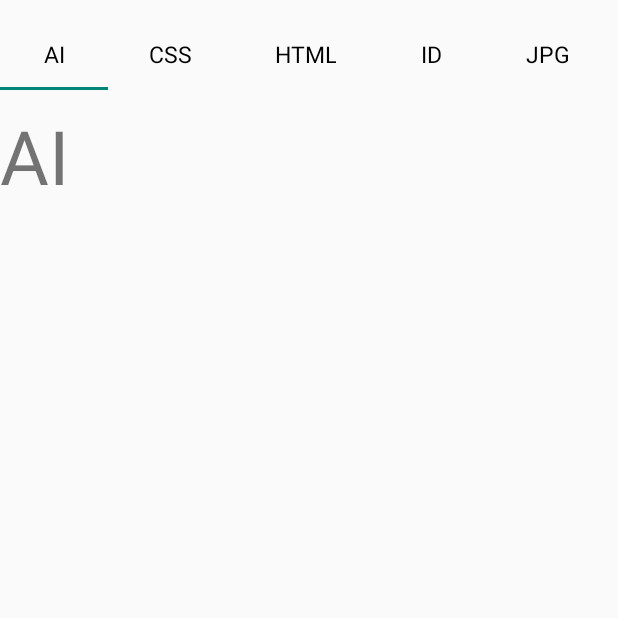
After one commit to bentleypark/Comin, an Android app: the FirstFragment screen opened directly, with no data from a screen before it, on a phone screen of 412 x 824 dp, the top half of it. The commit adds this screen. Run offline under Robolectric (Android 15) with nearby library versions, the phone set to English and light mode, and no system bars.

Commit message:
Second Study commit : add tablayout

```diff
--- a/app/build.gradle
+++ b/app/build.gradle
@@ -32,8 +32,11 @@ dependencies {
     implementation 'androidx.appcompat:appcompat:1.1.0'
     implementation 'androidx.core:core-ktx:1.0.2'
     implementation 'androidx.constraintlayout:constraintlayout:1.1.3'
+    implementation 'androidx.legacy:legacy-support-v4:1.0.0'
     testImplementation 'junit:junit:4.12'
     androidTestImplementation 'androidx.test.ext:junit:1.1.0'
     androidTestImplementation 'androidx.test.espresso:espresso-core:3.2.0'
     implementation 'androidx.viewpager2:viewpager2:1.0.0-rc01'
+    implementation 'com.google.android.material:material:1.2.0-alpha01'
+
 }
--- a/app/src/main/AndroidManifest.xml
+++ b/app/src/main/AndroidManifest.xml
@@ -9,6 +9,7 @@
         android:roundIcon="@mipmap/ic_launcher_round"
         android:supportsRtl="true"
         android:theme="@style/AppTheme">
+        <activity android:name=".LectureActivity"></activity>
         <activity android:name=".MainActivity">
             <intent-filter>
                 <action android:name="android.intent.action.MAIN" />
--- /dev/null
+++ b/app/src/main/java/com/share/comin/Adapter/FragmentAdapter.kt
@@ -0,0 +1,23 @@
+package com.share.comin.Adapter
+
+import androidx.fragment.app.Fragment
+import androidx.fragment.app.FragmentManager
+import androidx.fragment.app.FragmentPagerAdapter
+import com.share.comin.Fragment.FirstFragment
+import com.share.comin.Fragment.SecondFragment
+import com.share.comin.Fragment.ThirdFragment
+
+class FragmentAdapter(fm: FragmentManager) :
+    FragmentPagerAdapter(fm, BEHAVIOR_RESUME_ONLY_CURRENT_FRAGMENT) {
+    override fun getItem(position: Int): Fragment =
+        when (position) {
+            0 -> FirstFragment()
+            1 -> SecondFragment()
+            else -> ThirdFragment()
+        }
+
+    override fun getCount(): Int {
+        return 3
+    }
+
+}
--- a/app/src/main/java/com/share/comin/GridviewAdapter.kt
+++ b/app/src/main/java/com/share/comin/Adapter/GridviewAdapter.kt
@@ -1,10 +1,11 @@
-package com.share.comin
+package com.share.comin.Adapter
 
 import android.content.Context
 import android.view.LayoutInflater
 import android.view.View
 import android.view.ViewGroup
 import android.widget.BaseAdapter
+import com.share.comin.R
 import com.share.comin.databinding.GridviewItemBinding
 
 class GridviewAdapter (val context: Context) : BaseAdapter(){
--- /dev/null
+++ b/app/src/main/java/com/share/comin/Fragment/FirstFragment.kt
@@ -0,0 +1,25 @@
+package com.share.comin.Fragment
+
+
+import android.os.Bundle
+import android.view.LayoutInflater
+import android.view.View
+import android.view.ViewGroup
+import androidx.fragment.app.Fragment
+import com.share.comin.R
+
+/**
+ * A simple [Fragment] subclass.
+ */
+class FirstFragment : Fragment() {
+
+    override fun onCreateView(
+        inflater: LayoutInflater, container: ViewGroup?,
+        savedInstanceState: Bundle?
+    ): View? {
+        // Inflate the layout for this fragment
+        return inflater.inflate(R.layout.fragment_first, container, false)
+    }
+
+
+}
--- /dev/null
+++ b/app/src/main/java/com/share/comin/Fragment/SecondFragment.kt
@@ -0,0 +1,25 @@
+package com.share.comin.Fragment
+
+
+import android.os.Bundle
+import android.view.LayoutInflater
+import android.view.View
+import android.view.ViewGroup
+import androidx.fragment.app.Fragment
+import com.share.comin.R
+
+/**
+ * A simple [Fragment] subclass.
+ */
+class SecondFragment : Fragment() {
+
+    override fun onCreateView(
+        inflater: LayoutInflater, container: ViewGroup?,
+        savedInstanceState: Bundle?
+    ): View? {
+        // Inflate the layout for this fragment
+        return inflater.inflate(R.layout.fragment_second, container, false)
+    }
+
+
+}
--- /dev/null
+++ b/app/src/main/java/com/share/comin/LectureActivity.kt
@@ -0,0 +1,36 @@
+package com.share.comin
+
+import android.os.Bundle
+import android.view.LayoutInflater
+import android.view.View
+import androidx.appcompat.app.AppCompatActivity
+import com.share.comin.Adapter.FragmentAdapter
+import kotlinx.android.synthetic.main.activity_lecture.*
+import kotlinx.android.synthetic.main.tablayout_item.view.*
+
+class LectureActivity : AppCompatActivity(R.layout.activity_lecture) {
+
+    override fun onCreate(savedInstanceState: Bundle?) {
+        super.onCreate(savedInstanceState)
+        list_viewpager.adapter = FragmentAdapter(supportFragmentManager)
+
+        tablayout.addTab(tablayout.newTab().setCustomView(creatTabView("AI")))
+
+        tablayout.addTab(tablayout.newTab().setCustomView(creatTabView("CSS")))
+        tablayout.addTab(tablayout.newTab().setCustomView(creatTabView("HTML")))
+        tablayout.addTab(tablayout.newTab().setCustomView(creatTabView("ID")))
+        tablayout.addTab(tablayout.newTab().setCustomView(creatTabView("JPG")))
+        tablayout.addTab(tablayout.newTab().setCustomView(creatTabView("JS")))
+        tablayout.addTab(tablayout.newTab().setCustomView(creatTabView("MP4")))
+
+
+//        tablayout.setupWithViewPager(list_viewpager)
+    }
+
+    private fun creatTabView(tabName: String) : View {
+        val tabView = LayoutInflater.from(baseContext).inflate(R.layout.tablayout_item, null)
+
+        tabView.tablayout_item_title.text = tabName
+        return tabView
+    }
+}
--- /dev/null
+++ b/app/src/main/res/layout/activity_lecture.xml
@@ -0,0 +1,27 @@
+<?xml version="1.0" encoding="utf-8"?>
+<androidx.constraintlayout.widget.ConstraintLayout xmlns:android="http://schemas.android.com/apk/res/android"
+    xmlns:app="http://schemas.android.com/apk/res-auto"
+    xmlns:tools="http://schemas.android.com/tools"
+    android:layout_width="match_parent"
+    android:layout_height="match_parent"
+    tools:context=".LectureActivity">
+
+    <com.google.android.material.tabs.TabLayout
+        android:id="@+id/tablayout"
+        app:layout_constraintTop_toTopOf="parent"
+        android:layout_width="match_parent"
+        android:layout_height="50dp"
+        android:layout_marginTop="10dp"
+        app:tabGravity="fill"
+        app:tabMode="scrollable"
+        app:tabSelectedTextColor="@color/colorPrimary"
+        app:tabIndicatorColor="@color/colorPrimary"/>
+
+    <androidx.viewpager.widget.ViewPager
+        android:id="@+id/list_viewpager"
+        app:layout_constraintTop_toTopOf="parent"
+        android:layout_width="match_parent"
+        android:layout_height="220dp"
+        android:layout_marginTop="70dp"/>
+
+</androidx.constraintlayout.widget.ConstraintLayout>
--- a/app/src/main/res/layout/activity_main.xml
+++ b/app/src/main/res/layout/activity_main.xml
@@ -6,12 +6,11 @@
     android:layout_height="match_parent"
     tools:context=".MainActivity">
 
-   <androidx.viewpager2.widget.ViewPager2
+   <androidx.viewpager.widget.ViewPager
        android:id="@+id/viewpager"
        app:layout_constraintTop_toTopOf="parent"
        android:layout_width="match_parent"
        android:layout_height="220dp"
-       android:overScrollMode="never"
        />
 
    <GridView
--- /dev/null
+++ b/app/src/main/res/layout/fragment_first.xml
@@ -0,0 +1,15 @@
+<?xml version="1.0" encoding="utf-8"?>
+<FrameLayout xmlns:android="http://schemas.android.com/apk/res/android"
+    xmlns:tools="http://schemas.android.com/tools"
+    android:layout_width="match_parent"
+    android:layout_height="match_parent"
+    tools:context=".Fragment.FirstFragment">
+
+    <!-- TODO: Update blank fragment layout -->
+    <TextView
+        android:layout_width="match_parent"
+        android:layout_height="match_parent"
+        android:text="AI"
+        android:textSize="50sp"/>
+
+</FrameLayout>
--- /dev/null
+++ b/app/src/main/res/layout/tablayout_item.xml
@@ -0,0 +1,17 @@
+<?xml version="1.0" encoding="utf-8"?>
+<LinearLayout xmlns:android="http://schemas.android.com/apk/res/android"
+    android:layout_width="match_parent"
+    android:layout_height="match_parent"
+    android:orientation="vertical">
+
+    <TextView
+        android:id="@+id/tablayout_item_title"
+        android:layout_width="match_parent"
+        android:layout_height="wrap_content"
+        android:layout_margin="15dp"
+        android:gravity="center"
+        android:text="tab"
+        android:textColor="#000000"
+        android:textSize="15sp" />
+
+</LinearLayout>
```
Also changed, not shown: app/src/main/java/com/share/comin/Adapter/ViewPager2Adaper.kt (renamed from app/src/main/java/com/share/comin/ViewPager2Adaper.kt, +9 -2 lines), app/src/main/java/com/share/comin/Adapter/ViewPagerAdapter.kt (renamed from app/src/main/java/com/share/comin/ViewPagerAdapter.kt, +7 -7 lines), app/src/main/java/com/share/comin/Fragment/ThirdFragment.kt (added, +25 -0 lines), app/src/main/java/com/share/comin/MainActivity.kt (+11 -1 lines), app/src/main/res/layout/fragment_second.xml (added, +15 -0 lines), app/src/main/res/layout/fragment_third.xml (added, +15 -0 lines).
